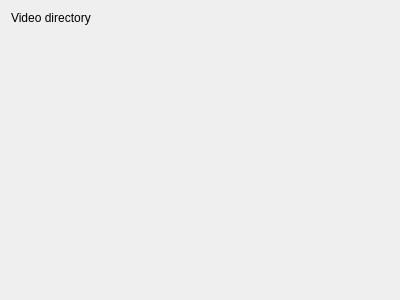
The window that code/ui/ui_FmvSettings.ui (gbd-consult/QGISFMV) describes before a commit, drawn with Qt 5.
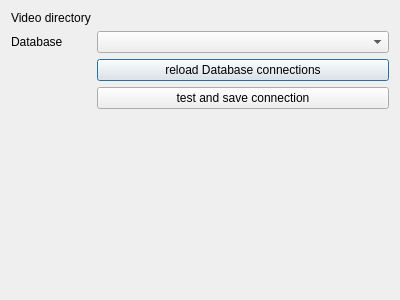
The same window after the commit. Custom widgets are drawn as their Qt base class.

Commit message: rework db settings

Diff of the .ui file:
```diff
--- a/code/ui/ui_FmvSettings.ui
+++ b/code/ui/ui_FmvSettings.ui
@@ -16,6 +16,13 @@
   <layout class="QVBoxLayout" name="verticalLayout">
    <item>
     <layout class="QFormLayout" name="formLayout">
+     <item row="0" column="0">
+      <widget class="QLabel" name="label">
+       <property name="text">
+        <string>Video directory</string>
+       </property>
+      </widget>
+     </item>
      <item row="0" column="1">
       <widget class="QgsFileWidget" name="video_dir_widget">
        <property name="storageMode">
@@ -26,10 +33,27 @@
        </property>
       </widget>
      </item>
-     <item row="0" column="0">
-      <widget class="QLabel" name="label">
+     <item row="1" column="1">
+      <widget class="QComboBox" name="db_combobox"/>
+     </item>
+     <item row="1" column="0">
+      <widget class="QLabel" name="label_2">
        <property name="text">
-        <string>Video directory</string>
+        <string>Database</string>
+       </property>
+      </widget>
+     </item>
+     <item row="2" column="1">
+      <widget class="QPushButton" name="db_reload_btn">
+       <property name="text">
+        <string>reload Database connections</string>
+       </property>
+      </widget>
+     </item>
+     <item row="3" column="1">
+      <widget class="QPushButton" name="db_save_btn">
+       <property name="text">
+        <string>test and save connection</string>
        </property>
       </widget>
      </item>
```
Left out of the diff: 34 changed lines with no effect on the pictures. The commit also changes 9 other files.
